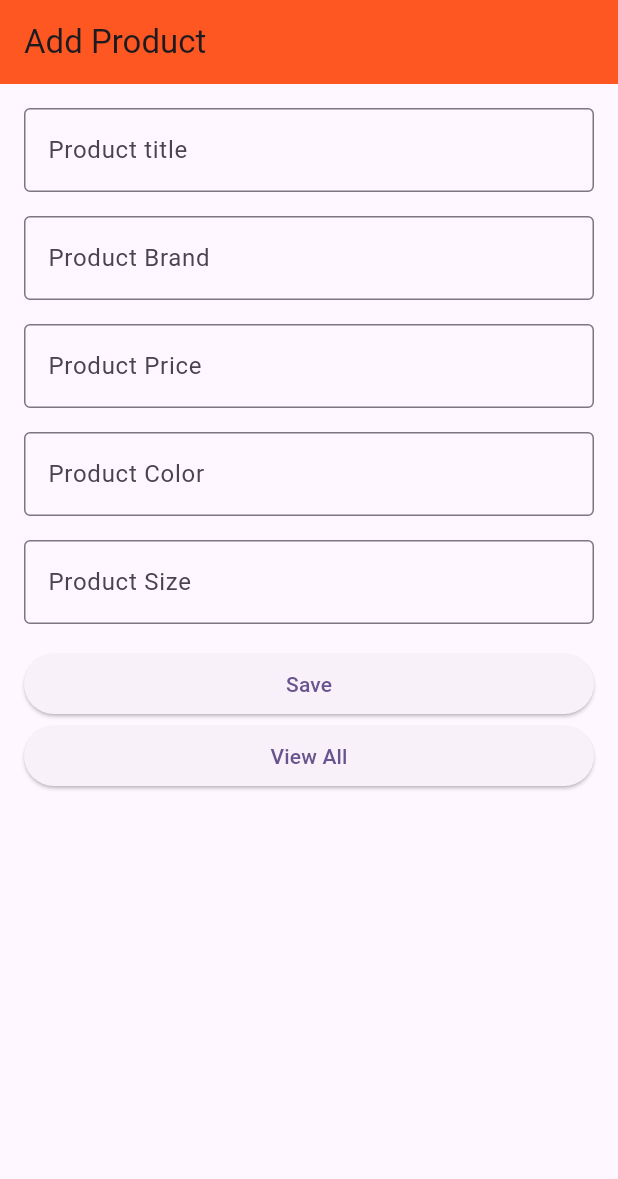
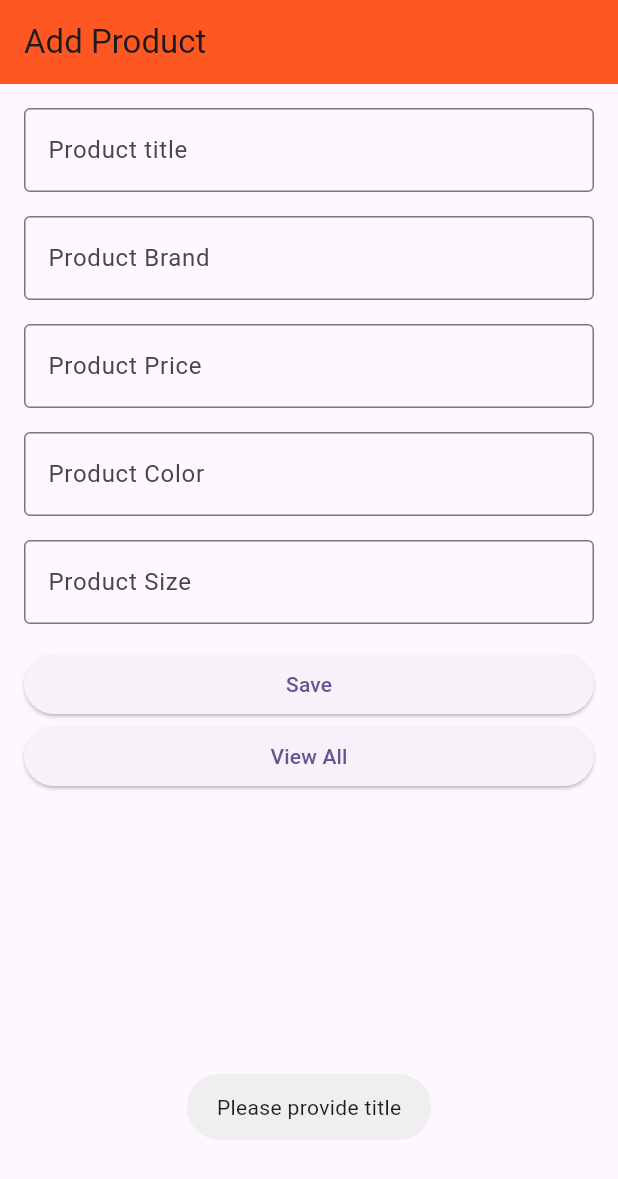
Before and after one commit to abidroid/sbbwu_session14_sqlite, a Flutter app: the screen it shows after launch, after a tap on "Save", on a phone screen of 412 x 824 dp. Shown: the top 1179 px of the screen. Run offline on Flutter 3.47's test engine with Material 3 defaults, Android fonts, the phone set to English and light mode, and no system bars; our stand-ins replace fluttertoast, gap.

Commit message:
model created

```diff
--- /dev/null
+++ b/lib/models/product.dart
@@ -0,0 +1,44 @@
+
+import 'package:sbbwu_session14_sqlite/utility/constants.dart';
+
+class Product {
+  int? id;
+  late String title;
+  late String brand;
+  late String price;
+  late String color;
+  late String size;
+
+  Product({
+    this.id,
+    required this.title,
+    required this.brand,
+    required this.price,
+    required this.color,
+    required this.size,
+  });
+
+//Convert Product object to Map
+  Map<String, dynamic> toMap() {
+
+    return {
+      colId: id,
+      colTitle: title,
+      colBrand: brand,
+      colPrice: price,
+      colColor: color,
+      colSize: size,
+    };
+  }
+
+// Convert map to product object
+  Product.fromMap(Map<String, dynamic> map){
+
+    id = map[colId];
+    title = map[colTitle];
+    brand = map[colBrand];
+    price = map[colPrice];
+    color = map[colColor];
+    size = map[colSize];
+  }
+}
--- a/lib/screens/add_product_screen.dart
+++ b/lib/screens/add_product_screen.dart
@@ -1,6 +1,7 @@
-import 'package:flutter/cupertino.dart';
 import 'package:flutter/material.dart';
+import 'package:fluttertoast/fluttertoast.dart';
 import 'package:gap/gap.dart';
+import 'package:sbbwu_session14_sqlite/models/product.dart';
 import 'package:sbbwu_session14_sqlite/screens/product_list_screen.dart';
 
 class AddProductScreen extends StatefulWidget {
@@ -11,7 +12,6 @@ class AddProductScreen extends StatefulWidget {
 }
 
 class _AddProductScreenState extends State<AddProductScreen> {
-
   var titleC = TextEditingController();
   var brandC = TextEditingController();
   var priceC = TextEditingController();
@@ -27,72 +27,87 @@ class _AddProductScreenState extends State<AddProductScreen> {
       ),
       body: Padding(
         padding: const EdgeInsets.all(16.0),
-        child: ListView(children: [
-
+        child: ListView(
+          children: [
             TextField(
               controller: titleC,
               decoration: const InputDecoration(
                 hintText: 'Product title',
                 border: OutlineInputBorder(),
-
               ),
             ),
-
             const Gap(16),
             TextField(
               controller: brandC,
               decoration: const InputDecoration(
                 hintText: 'Product Brand',
                 border: OutlineInputBorder(),
-
               ),
             ),
-
-
             const Gap(16),
             TextField(
               controller: priceC,
               decoration: const InputDecoration(
                 hintText: 'Product Price',
                 border: OutlineInputBorder(),
-
               ),
             ),
-
-
-
             const Gap(16),
             TextField(
               controller: colorC,
-            decoration:const InputDecoration(
+              decoration: const InputDecoration(
                 hintText: 'Product Color',
                 border: OutlineInputBorder(),
-
               ),
             ),
-
-
             const Gap(16),
             TextField(
               controller: sizeC,
               decoration: const InputDecoration(
                 hintText: 'Product Size',
                 border: OutlineInputBorder(),
-
               ),
             ),
+            const Gap(16),
+            ElevatedButton(
+                onPressed: () {
+                  String title = titleC.text.trim();
 
-          const Gap(16),
+                  if (title.isEmpty) {
+                    Fluttertoast.showToast(msg: 'Please provide title');
+                    return;
+                  }
 
-          ElevatedButton(onPressed: (){}, child: const Text('Save')),
-          ElevatedButton(onPressed: (){
+                  String brand = brandC.text.trim();
+                  String price = priceC.text.trim();
+                  String color = colorC.text.trim();
+                  String size = sizeC.text.trim();
 
-            Navigator.of(context).push(MaterialPageRoute(builder: (context){
+                  Product product = Product(
+                    id: null,
+                    title: title,
+                    brand: brand,
+                    price: price,
+                    color: color,
+                    size: size,
+                  );
+
+                  // Pass this object to database and save inside table
+
+
+
+                },
+                child: const Text('Save')),
+            ElevatedButton(
+                onPressed: () {
+                  Navigator.of(context)
+                      .push(MaterialPageRoute(builder: (context) {
                     return const ProductListScreen();
                   }));
-          }, child: const Text('View All')),
-
-        ],),
+                },
+                child: const Text('View All')),
+          ],
+        ),
       ),
     );
   }
--- /dev/null
+++ b/lib/utility/constants.dart
@@ -0,0 +1,9 @@
+
+
+const tableName = 'tbl_products';
+const colId = 'id';
+const colTitle = 'title';
+const colBrand = 'brand';
+const colPrice = 'price';
+const colColor = 'color';
+const colSize = 'size';
```
Lines whose indentation alone changed are shown as unchanged.
